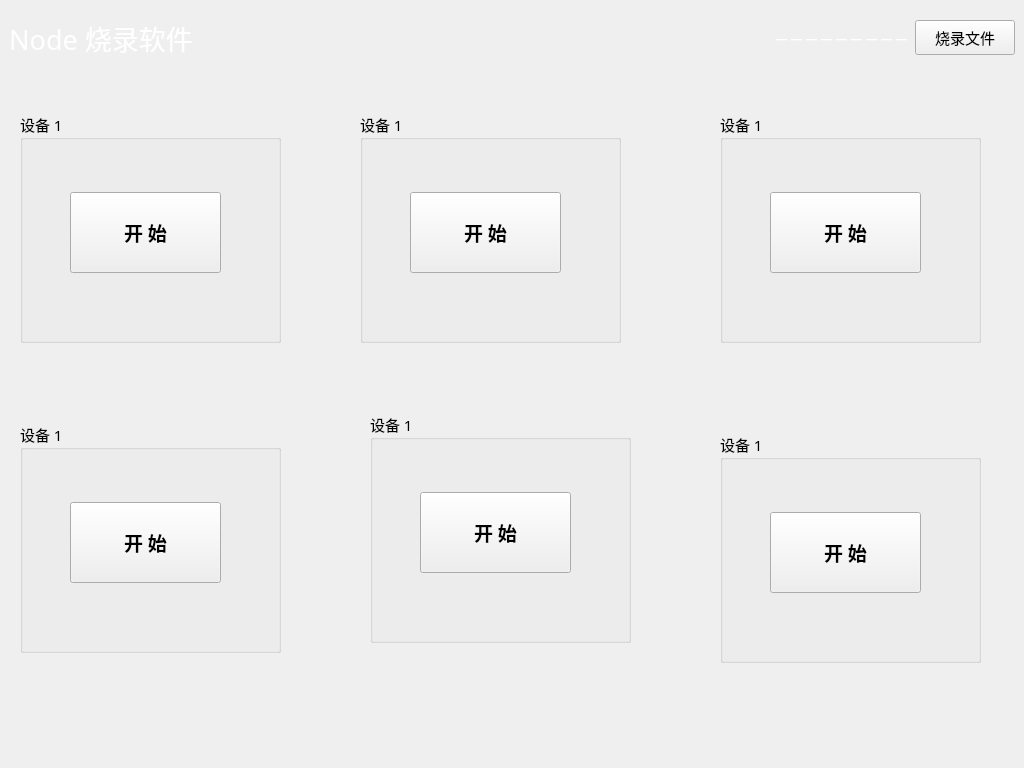
This is Node-Fab/Node-Fab/mainwindow.ui in ChinaClever/ScalePoint as Qt 5 draws it before an edit. The edited form follows.
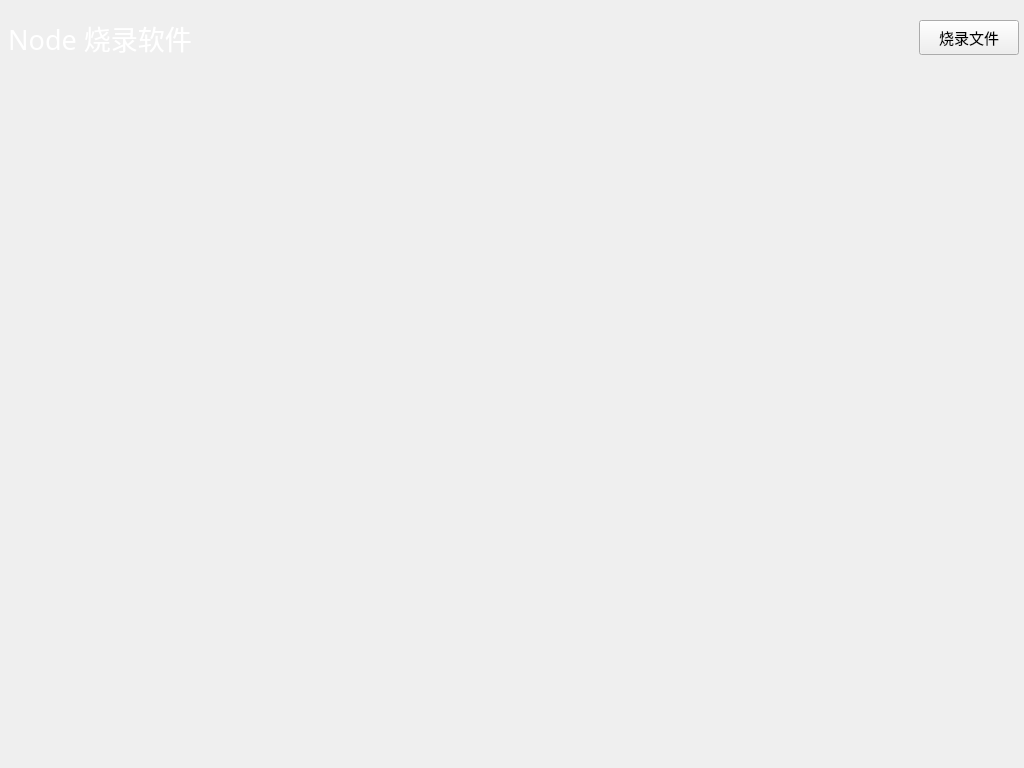
This is the edited form. Icons and pictures are not drawn.

The edit to the form file:
```diff
--- a/Node-Fab/Node-Fab/mainwindow.ui
+++ b/Node-Fab/Node-Fab/mainwindow.ui
@@ -39,209 +39,68 @@
     </property>
     <item row="1" column="0">
      <widget class="QWidget" name="widget" native="true">
-      <widget class="QGroupBox" name="groupBox_2">
+      <property name="enabled">
+       <bool>false</bool>
+      </property>
+      <widget class="QWidget" name="widget_1" native="true">
        <property name="geometry">
         <rect>
          <x>20</x>
          <y>30</y>
-         <width>261</width>
-         <height>231</height>
+         <width>320</width>
+         <height>280</height>
         </rect>
        </property>
-       <property name="title">
-        <string>设备 1</string>
-       </property>
-       <widget class="QPushButton" name="startBtn">
-        <property name="geometry">
-         <rect>
-          <x>50</x>
-          <y>80</y>
-          <width>151</width>
-          <height>81</height>
-         </rect>
-        </property>
-        <property name="font">
-         <font>
-          <family>微软雅黑</family>
-          <pointsize>14</pointsize>
-          <weight>75</weight>
-          <bold>true</bold>
-         </font>
-        </property>
-        <property name="text">
-         <string>开 始</string>
-        </property>
-       </widget>
       </widget>
-      <widget class="QGroupBox" name="groupBox_3">
+      <widget class="QWidget" name="widget_2" native="true">
        <property name="geometry">
         <rect>
          <x>360</x>
          <y>30</y>
-         <width>261</width>
-         <height>231</height>
+         <width>320</width>
+         <height>280</height>
         </rect>
        </property>
-       <property name="title">
-        <string>设备 1</string>
-       </property>
-       <widget class="QPushButton" name="startBtn_2">
-        <property name="geometry">
-         <rect>
-          <x>50</x>
-          <y>80</y>
-          <width>151</width>
-          <height>81</height>
-         </rect>
-        </property>
-        <property name="font">
-         <font>
-          <family>微软雅黑</family>
-          <pointsize>14</pointsize>
-          <weight>75</weight>
-          <bold>true</bold>
-         </font>
-        </property>
-        <property name="text">
-         <string>开 始</string>
-        </property>
-       </widget>
       </widget>
-      <widget class="QGroupBox" name="groupBox_4">
+      <widget class="QWidget" name="widget_3" native="true">
        <property name="geometry">
         <rect>
-         <x>720</x>
+         <x>700</x>
          <y>30</y>
-         <width>261</width>
-         <height>231</height>
+         <width>320</width>
+         <height>280</height>
         </rect>
        </property>
-       <property name="title">
-        <string>设备 1</string>
-       </property>
-       <widget class="QPushButton" name="startBtn_3">
-        <property name="geometry">
-         <rect>
-          <x>50</x>
-          <y>80</y>
-          <width>151</width>
-          <height>81</height>
-         </rect>
-        </property>
-        <property name="font">
-         <font>
-          <family>微软雅黑</family>
-          <pointsize>14</pointsize>
-          <weight>75</weight>
-          <bold>true</bold>
-         </font>
-        </property>
-        <property name="text">
-         <string>开 始</string>
-        </property>
-       </widget>
       </widget>
-      <widget class="QGroupBox" name="groupBox_5">
+      <widget class="QWidget" name="widget_4" native="true">
        <property name="geometry">
         <rect>
          <x>20</x>
-         <y>340</y>
-         <width>261</width>
-         <height>231</height>
+         <y>370</y>
+         <width>320</width>
+         <height>280</height>
         </rect>
        </property>
-       <property name="title">
-        <string>设备 1</string>
-       </property>
-       <widget class="QPushButton" name="startBtn_4">
-        <property name="geometry">
-         <rect>
-          <x>50</x>
-          <y>80</y>
-          <width>151</width>
-          <height>81</height>
-         </rect>
-        </property>
-        <property name="font">
-         <font>
-          <family>微软雅黑</family>
-          <pointsize>14</pointsize>
-          <weight>75</weight>
-          <bold>true</bold>
-         </font>
-        </property>
-        <property name="text">
-         <string>开 始</string>
-        </property>
-       </widget>
       </widget>
-      <widget class="QGroupBox" name="groupBox_6">
+      <widget class="QWidget" name="widget_5" native="true">
        <property name="geometry">
         <rect>
-         <x>370</x>
-         <y>330</y>
-         <width>261</width>
-         <height>231</height>
+         <x>360</x>
+         <y>370</y>
+         <width>320</width>
+         <height>280</height>
         </rect>
        </property>
-       <property name="title">
-        <string>设备 1</string>
-       </property>
-       <widget class="QPushButton" name="startBtn_5">
-        <property name="geometry">
-         <rect>
-          <x>50</x>
-          <y>80</y>
-          <width>151</width>
-          <height>81</height>
-         </rect>
-        </property>
-        <property name="font">
-         <font>
-          <family>微软雅黑</family>
-          <pointsize>14</pointsize>
-          <weight>75</weight>
-          <bold>true</bold>
-         </font>
-        </property>
-        <property name="text">
-         <string>开 始</string>
-        </property>
-       </widget>
       </widget>
-      <widget class="QGroupBox" name="groupBox_7">
+      <widget class="QWidget" name="widget_6" native="true">
        <property name="geometry">
         <rect>
-         <x>720</x>
-         <y>350</y>
-         <width>261</width>
-         <height>231</height>
+         <x>700</x>
+         <y>370</y>
+         <width>320</width>
+         <height>280</height>
         </rect>
        </property>
-       <property name="title">
-        <string>设备 1</string>
-       </property>
-       <widget class="QPushButton" name="startBtn_6">
-        <property name="geometry">
-         <rect>
-          <x>50</x>
-          <y>80</y>
-          <width>151</width>
-          <height>81</height>
-         </rect>
-        </property>
-        <property name="font">
-         <font>
-          <family>微软雅黑</family>
-          <pointsize>14</pointsize>
-          <weight>75</weight>
-          <bold>true</bold>
-         </font>
-        </property>
-        <property name="text">
-         <string>开 始</string>
-        </property>
-       </widget>
       </widget>
      </widget>
     </item>
@@ -260,14 +119,67 @@
        </size>
       </property>
       <layout class="QGridLayout" name="gridLayout">
+       <property name="leftMargin">
+        <number>0</number>
+       </property>
+       <property name="rightMargin">
+        <number>5</number>
+       </property>
+       <property name="bottomMargin">
+        <number>8</number>
+       </property>
+       <item row="0" column="1">
+        <widget class="QLabel" name="fnLab">
+         <property name="minimumSize">
+          <size>
+           <width>550</width>
+           <height>35</height>
+          </size>
+         </property>
+         <property name="styleSheet">
+          <string notr="true">color: rgb(255, 255, 255);</string>
+         </property>
+         <property name="text">
+          <string/>
+         </property>
+         <property name="alignment">
+          <set>Qt::AlignRight|Qt::AlignTrailing|Qt::AlignVCenter</set>
+         </property>
+        </widget>
+       </item>
+       <item row="0" column="2">
+        <widget class="QPushButton" name="fnBtn">
+         <property name="minimumSize">
+          <size>
+           <width>100</width>
+           <height>35</height>
+          </size>
+         </property>
+         <property name="maximumSize">
+          <size>
+           <width>100</width>
+           <height>16777215</height>
+          </size>
+         </property>
+         <property name="text">
+          <string>烧录文件</string>
+         </property>
+        </widget>
+       </item>
        <item row="0" column="0">
         <widget class="QLabel" name="label_5">
          <property name="minimumSize">
           <size>
-           <width>0</width>
+           <width>200</width>
            <height>50</height>
           </size>
          </property>
+         <property name="maximumSize">
+          <size>
+           <width>200</width>
+           <height>16777215</height>
+          </size>
+         </property>
          <property name="font">
           <font>
            <family>微软雅黑</family>
@@ -285,51 +197,6 @@
          </property>
         </widget>
        </item>
-       <item row="0" column="1">
-        <spacer name="horizontalSpacer">
-         <property name="orientation">
-          <enum>Qt::Horizontal</enum>
-         </property>
-         <property name="sizeHint" stdset="0">
-          <size>
-           <width>471</width>
-           <height>20</height>
-          </size>
-         </property>
-        </spacer>
-       </item>
-       <item row="0" column="2">
-        <widget class="QLabel" name="fnLab">
-         <property name="minimumSize">
-          <size>
-           <width>550</width>
-           <height>35</height>
-          </size>
-         </property>
-         <property name="styleSheet">
-          <string notr="true">color: rgb(255, 255, 255);</string>
-         </property>
-         <property name="text">
-          <string>－－－－－－－－－</string>
-         </property>
-         <property name="alignment">
-          <set>Qt::AlignRight|Qt::AlignTrailing|Qt::AlignVCenter</set>
-         </property>
-        </widget>
-       </item>
-       <item row="0" column="3">
-        <widget class="QPushButton" name="fnBtn">
-         <property name="minimumSize">
-          <size>
-           <width>100</width>
-           <height>35</height>
-          </size>
-         </property>
-         <property name="text">
-          <string>烧录文件</string>
-         </property>
-        </widget>
-       </item>
       </layout>
      </widget>
     </item>
```
Left out of the diff: 3 changed lines with no effect on the pictures.
